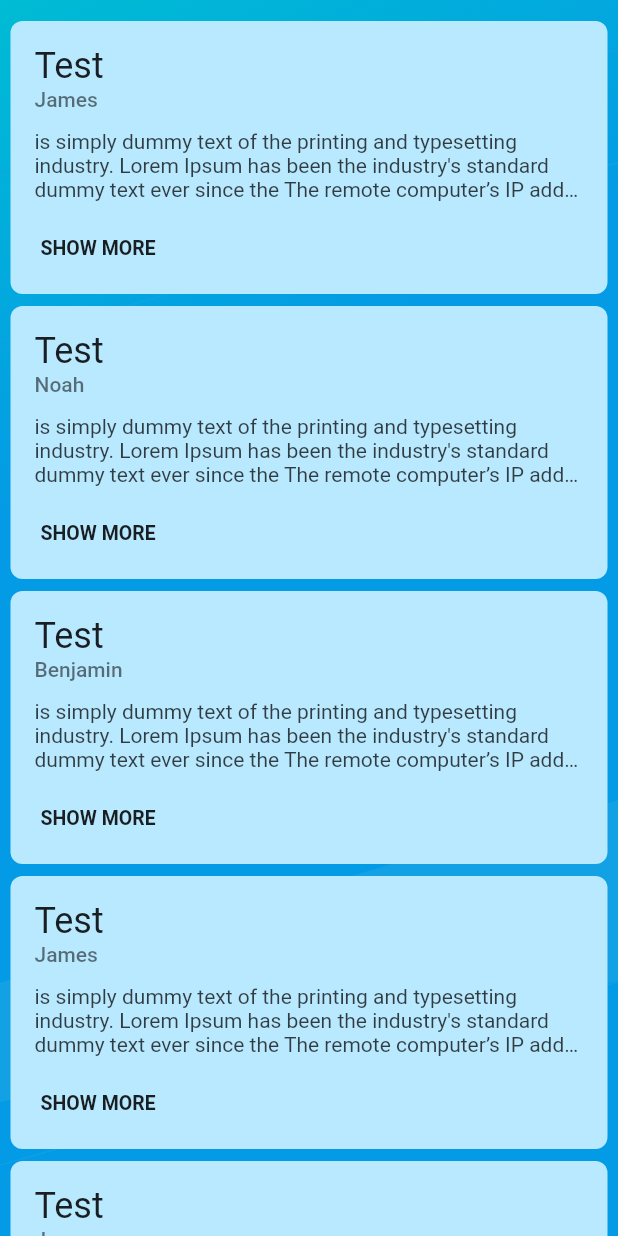
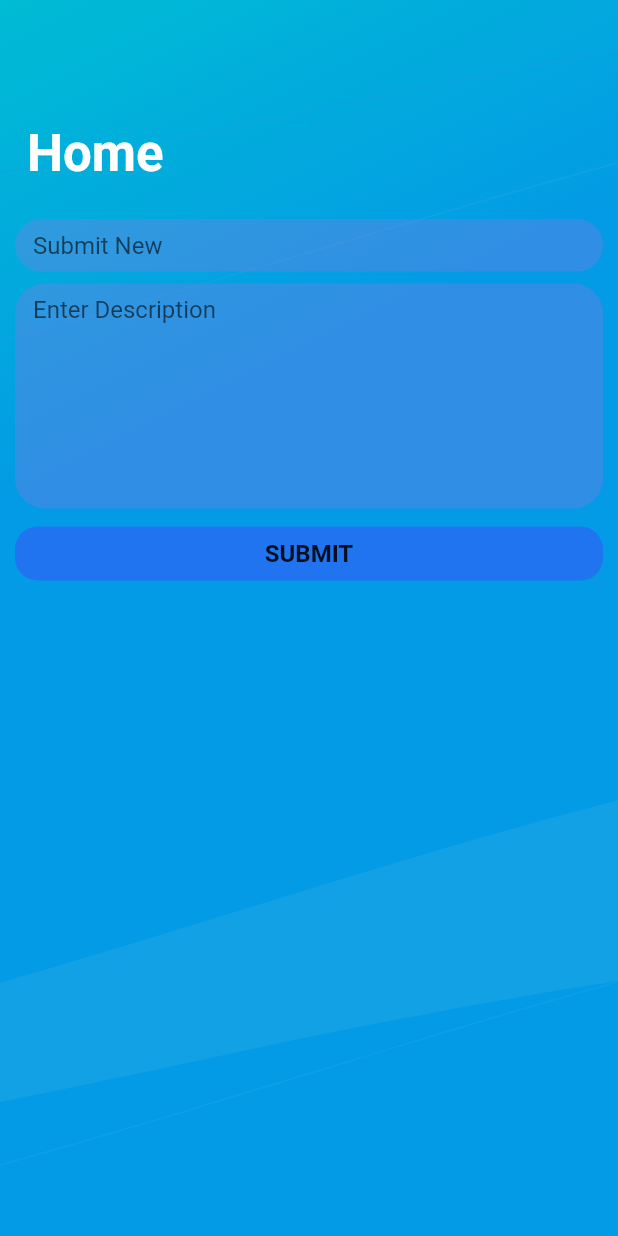
Before and after one commit to DinithHerath/training-app, a Flutter app: the screen it shows after launch, on a phone screen of 412 x 824 dp. Run offline on Flutter 3.47's test engine with Material 2 defaults, Android fonts, the phone set to English and light mode, and no system bars; our stand-ins replace flutter_svg, shared_preferences; generated files the repository leaves out were written again.

Commit message:
Implement adding card 1

```diff
--- a/lib/constants.dart
+++ b/lib/constants.dart
@@ -5,6 +5,9 @@ abstract class Constants {
   // Assets
   static final String kBackgroundSvg = 'assets/svgs/image.svg';
 
+  // Animation durations
+  static final Duration kAnimationDuration = Duration(milliseconds: 1000);
+
   // Colors
   static final Color kScaffoldBackground = Colors.white;
   static final Color kCardBackground = Color(0xFFB9E9FF);
--- a/lib/main.dart
+++ b/lib/main.dart
@@ -1,6 +1,6 @@
 import 'package:flutter/material.dart';
 import 'package:training_app/theme.dart';
-import 'package:training_app/views/home/home.dart';
+import 'package:training_app/views/home/diaryhome.dart';
 
 void main() {
   runApp(DearDiaryApp());
@@ -18,7 +18,7 @@ class DearDiaryApp extends StatelessWidget {
       title: 'DearDiary',
       initialRoute: '/',
       routes: {
-        "/": (context) => HomePage(),
+        "/": (context) => DiaryHome(),
       },
     );
   }
--- /dev/null
+++ b/lib/models/diaryData.dart
@@ -0,0 +1,15 @@
+import 'package:json_annotation/json_annotation.dart';
+
+part 'diaryData.g.dart';
+
+@JsonSerializable(nullable: false)
+class DiaryEntry {
+  String title;
+  String subtitle;
+  String description;
+
+  DiaryEntry({this.title, this.subtitle, this.description});
+
+  factory DiaryEntry.fromJson(Map<String, dynamic> json) => _$DiaryEntryFromJson(json);
+  Map<String, dynamic> toJson() => _$DiaryEntryToJson(this);
+}
--- a/lib/views/home/components/background.dart
+++ b/lib/views/home/components/background.dart
@@ -18,7 +18,6 @@ class Background extends StatelessWidget {
         Constants.kBackgroundSvg,
         color: Color(0xFF11A1E4),
         fit: BoxFit.cover,
-        clipBehavior: Clip.antiAlias,
       ),
     );
   }
--- a/lib/views/home/components/diarycard.dart
+++ b/lib/views/home/components/diarycard.dart
@@ -1,5 +1,4 @@
 import 'package:flutter/material.dart';
-import 'package:training_app/constants.dart';
 
 class DiaryCard extends StatelessWidget {
   final String title;
@@ -20,7 +19,7 @@ class DiaryCard extends StatelessWidget {
   Widget build(BuildContext context) {
     return Container(
       // height: 50,
-      margin: EdgeInsets.symmetric(vertical: 4, horizontal: 7),
+      margin: EdgeInsets.symmetric(vertical: 4,),
       padding: EdgeInsets.symmetric(vertical: 16, horizontal: 16),
       decoration: BoxDecoration(
         borderRadius: BorderRadius.circular(8),
--- /dev/null
+++ b/lib/views/home/components/diaryform.dart
@@ -0,0 +1,163 @@
+import 'dart:convert';
+import 'package:flutter/material.dart';
+import 'package:shared_preferences/shared_preferences.dart';
+import 'package:training_app/constants.dart';
+import 'package:training_app/models/diaryData.dart';
+
+class DiaryForm extends StatefulWidget {
+  final Function(int) onSubmit;
+  final VoidCallback tappedText;
+  final bool hide;
+
+  DiaryForm({@required this.onSubmit, @required this.hide, @required this.tappedText});
+
+  @override
+  _DiaryFormState createState() => _DiaryFormState();
+}
+
+class _DiaryFormState extends State<DiaryForm> {
+  final _StyleSheet styleSheet = _StyleSheet();
+  final formKey = new GlobalKey<FormState>();
+  FocusNode _focusNode = new FocusNode();
+
+  String title = '';
+  String subtitle = 'James';
+  String description = '';
+
+  bool validateAndSave() {
+    final form = formKey.currentState;
+    if (form.validate()) {
+      form.save();
+      return true;
+    }
+    return false;
+  }
+
+  void resetForm() {
+    formKey.currentState.reset();
+  }
+
+  void saveEntry() async {
+    String encodedString  = jsonEncode(DiaryEntry(title: title, subtitle: subtitle, description: description).toJson());
+    SharedPreferences prefs = await SharedPreferences.getInstance();
+    int counter = (prefs.getInt('counter') ?? 0);
+    await prefs.setString(counter.toString(), encodedString);
+    await prefs.setInt('counter', counter + 1);
+    widget.onSubmit(counter);
+  }
+
+  @override
+  Widget build(BuildContext context) {
+    return new Form(
+      key: formKey,
+      child: Column(
+        crossAxisAlignment: CrossAxisAlignment.start,
+        children: [
+          AnimatedContainer(
+            duration: Constants.kAnimationDuration,
+            curve: Curves.ease,
+            padding: EdgeInsets.all(4.0),
+            width: widget.hide ? 140 : MediaQuery.of(context).size.width - 20,
+            decoration: BoxDecoration(
+              color: Color.fromRGBO(153, 113, 225, 0.3),
+              borderRadius: BorderRadius.circular(20)
+            ),
+            child: Padding(
+              padding: const EdgeInsets.only(left: 8, top: 4, right: 4, bottom: 4),
+              child: TextFormField(
+                focusNode: _focusNode,
+                maxLines: 1,
+                cursorColor: Colors.black,
+                decoration: InputDecoration(
+                  border: InputBorder.none,
+                  contentPadding: EdgeInsets.all(0.0),
+                  isDense: true,
+                  hintText: 'Submit New',
+                  hintStyle: styleSheet._titleText,
+                ),
+                validator: (value) => value.isEmpty ? 'Missing title.' : null,
+                onSaved: (value) => title = value.trim(),
+                onTap: () {
+                  widget.tappedText();
+                }
+              ),
+            ),
+          ),
+          AnimatedContainer(
+            margin: EdgeInsets.symmetric(vertical: 8,),
+            padding: EdgeInsets.all(4.0),
+            width: MediaQuery.of(context).size.width - 20,
+            height: widget.hide ? 0 : 150,
+            decoration: BoxDecoration(
+              color: Color.fromRGBO(153, 113, 225, 0.3),
+              borderRadius: BorderRadius.circular(20)
+            ),
+            duration: Constants.kAnimationDuration,
+            curve: Curves.ease,
+            child: Padding(
+              padding: const EdgeInsets.only(left: 8, top: 4, right: 4, bottom: 4),
+              child: TextFormField(
+                maxLines: 6,
+                cursorColor: Colors.black,
+                decoration: InputDecoration(
+                  border: InputBorder.none,
+                  contentPadding: EdgeInsets.all(0.0),
+                  isDense: true,
+                  hintText: 'Enter Description',
+                  hintStyle: styleSheet._descriptionText,
+                ),
+                validator: (value) => value.isEmpty ? 'Missing description.' : null,
+                onSaved: (value) => description = value.trim(),
+              ),
+            ),
+          ),
+          AnimatedContainer(
+            duration: Constants.kAnimationDuration,
+            curve: Curves.ease,
+            margin: EdgeInsets.only(top: 4, bottom: 16),
+            height: widget.hide ? 0 : 36,
+            child: Material(
+              borderRadius: BorderRadius.circular(15),
+              clipBehavior: Clip.antiAlias,
+              color: Color.fromRGBO(34, 113, 241, 0.933),
+              child: InkWell(
+                splashColor: Color.fromRGBO(0, 0, 0, 0.30),
+                highlightColor: Colors.transparent,
+                onTap: () {
+                  if(validateAndSave()) {
+                    saveEntry();
+                    resetForm();
+                    _focusNode.unfocus();
+                    widget.tappedText();
+                  }
+                },
+                child: Padding(
+                  padding: EdgeInsets.symmetric(vertical: 8, horizontal: 4),
+                  child: Center(child: Text('SUBMIT', style: styleSheet._buttonText,)),
+                ),
+              ),
+            ),
+          )
+        ],
+      ),
+    );
+  }
+}
+
+class _StyleSheet {
+  final TextStyle _titleText = TextStyle(
+    fontSize: 16,
+    fontWeight: FontWeight.w400,
+    color: Color.fromRGBO(0, 0, 0, 0.60),
+  );
+  final TextStyle _descriptionText = TextStyle(
+    fontSize: 16,
+    fontWeight: FontWeight.w400,
+    color: Color.fromRGBO(0, 0, 0, 0.60),
+  );
+  final TextStyle _buttonText = TextStyle(
+    fontSize: 16,
+    fontWeight: FontWeight.w600,
+    color: Color.fromRGBO(0, 0, 0, 0.87),
+  );
+}
--- /dev/null
+++ b/lib/views/home/diaryhome.dart
@@ -0,0 +1,87 @@
+import 'dart:convert';
+import 'package:flutter/material.dart';
+import 'package:shared_preferences/shared_preferences.dart';
+import 'package:training_app/constants.dart';
+import 'package:training_app/models/diaryData.dart';
+import 'package:training_app/views/home/components/background.dart';
+import 'package:training_app/views/home/components/diarycard.dart';
+import 'package:training_app/views/home/components/diaryform.dart';
+
+class DiaryHome extends StatefulWidget {
+  @override
+  _DiaryHomeState createState() => _DiaryHomeState();
+}
+
+class _DiaryHomeState extends State<DiaryHome> {
+  final _StyleSheet styleSheet = _StyleSheet();
+  List<DiaryCard> diaries = [];
+  bool hide = false;
+
+  Future<void> loadDiaries() async {
+    SharedPreferences prefs = await SharedPreferences.getInstance();
+    int counter = (prefs.getInt('counter') ?? 0);
+    for (int i = 0; i < counter; i++) {
+      String diaryJson = prefs.getString(i.toString());
+      DiaryEntry diary = DiaryEntry.fromJson(jsonDecode(diaryJson));
+      diaries.add(DiaryCard(title: diary.title, subtitle: diary.subtitle, description: diary.description, cardColor: Constants.kCardBackground));
+    }
+    setState(() {});
+  }
+
+  Future<void> loadRecentDiary(int counter) async {
+    SharedPreferences prefs = await SharedPreferences.getInstance();
+    String diaryJson = prefs.getString(counter.toString());
+    DiaryEntry diary = DiaryEntry.fromJson(jsonDecode(diaryJson));
+    setState(() {
+      diaries.add(DiaryCard(title: diary.title, subtitle: diary.subtitle, description: diary.description, cardColor: Constants.kCardBackground));
+    });
+  }
+
+  @override
+  void initState() {
+    loadDiaries();
+    super.initState();
+  }
+
+  @override
+  Widget build(BuildContext context) {
+    return Scaffold(
+      body: GestureDetector(
+        onTap: () => setState(() {hide = true;}),
+        child: Stack(
+          children: [
+            Background(),
+            ListView(
+              padding: EdgeInsets.symmetric(vertical: 10, horizontal: 10),
+              physics: BouncingScrollPhysics(),
+              children: [
+                SizedBox(height: 64,),
+                Padding(
+                  padding: const EdgeInsets.only(left: 8, top: 8, right: 8, bottom: 24),
+                  child: Text('Home', style: styleSheet._titleText,),
+                ),
+                DiaryForm(
+                  onSubmit: (int counter) {
+                    loadRecentDiary(counter);
+                  },
+                  hide: hide,
+                  tappedText: () => setState(() {hide = false;}),
+                ),
+                for (DiaryCard card in diaries)
+                  card,
+              ]
+            ),
+          ],
+        ),
+      ),
+    );
+  }
+}
+
+class _StyleSheet {
+  final TextStyle _titleText = TextStyle(
+    fontSize: 34,
+    fontWeight: FontWeight.w700,
+    color: Colors.white,
+  );
+}
--- a/lib/views/home/home.dart
+++ /dev/null
@@ -1,28 +0,0 @@
-import 'package:flutter/material.dart';
-import 'package:training_app/constants.dart';
-import 'package:training_app/views/home/components/background.dart';
-import 'package:training_app/views/home/components/diarycard.dart';
-
-class HomePage extends StatelessWidget {
-  @override
-  Widget build(BuildContext context) {
-    return Scaffold(
-      body: Stack(
-        children: [
-          Background(),
-          ListView(
-            padding: EdgeInsets.symmetric(vertical: 10),
-            physics: BouncingScrollPhysics(),
-            children: [
-              DiaryCard(title: 'Test', subtitle: 'James', description: 'is simply dummy text of the printing and typesetting industry. Lorem Ipsum has been the industry\'s standard dummy text ever since the The remote computer’s IP address is assigned to the provider: “MTT Network Pvt Ltd 278, 4th Level, Aceccess towers, Union Place, descr: Colombo 02 MTT Network (Pvt) Ltd', cardColor: Constants.kCardBackground,),
-              DiaryCard(title: 'Test', subtitle: 'Noah', description: 'is simply dummy text of the printing and typesetting industry. Lorem Ipsum has been the industry\'s standard dummy text ever since the The remote computer’s IP address is assigned to the provider: “MTT Network Pvt Ltd 278, 4th Level, Aceccess towers, Union Place, descr: Colombo 02 MTT Network (Pvt) Ltd', cardColor: Constants.kCardBackground,),
-              DiaryCard(title: 'Test', subtitle: 'Benjamin', description: 'is simply dummy text of the printing and typesetting industry. Lorem Ipsum has been the industry\'s standard dummy text ever since the The remote computer’s IP address is assigned to the provider: “MTT Network Pvt Ltd 278, 4th Level, Aceccess towers, Union Place, descr: Colombo 02 MTT Network (Pvt) Ltd', cardColor: Constants.kCardBackground,),
-              DiaryCard(title: 'Test', subtitle: 'James', description: 'is simply dummy text of the printing and typesetting industry. Lorem Ipsum has been the industry\'s standard dummy text ever since the The remote computer’s IP address is assigned to the provider: “MTT Network Pvt Ltd 278, 4th Level, Aceccess towers, Union Place, descr: Colombo 02 MTT Network (Pvt) Ltd', cardColor: Constants.kCardBackground,),
-              DiaryCard(title: 'Test', subtitle: 'James', description: 'is simply dummy text of the printing and typesetting industry. Lorem Ipsum has been the industry\'s standard dummy text ever since the The remote computer’s IP address is assigned to the provider: “MTT Network Pvt Ltd 278, 4th Level, Aceccess towers, Union Place, descr: Colombo 02 MTT Network (Pvt) Ltd', cardColor: Constants.kCardBackground,),
-            ]
-          ),
-        ],
-      ),
-    );
-  }
-}
```
Also changed, not shown: pubspec.yaml (+4 -5 lines), lib/models/diaryData.g.dart (added).
